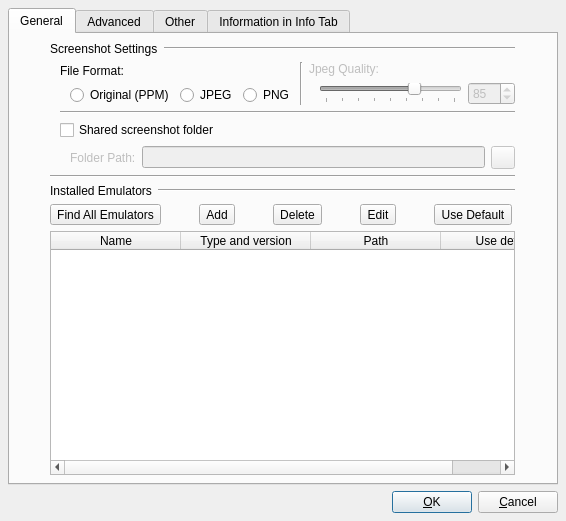
Qt form src/Advanced_Settings_Window.ui (tobimensch/aqemu) before a commit.
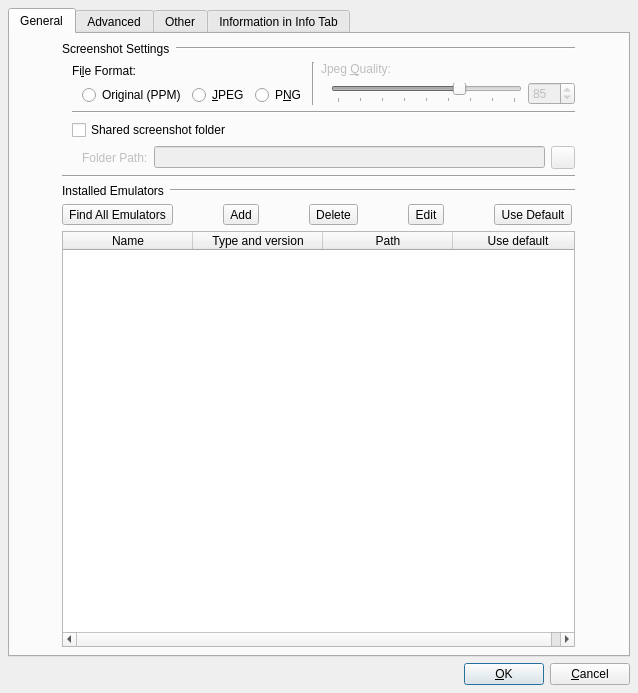
The same form after that commit. Icons and pictures are not drawn.

Patch:
```diff
--- a/src/Advanced_Settings_Window.ui
+++ b/src/Advanced_Settings_Window.ui
@@ -7,8 +7,8 @@
    <rect>
     <x>0</x>
     <y>0</y>
-    <width>566</width>
-    <height>521</height>
+    <width>638</width>
+    <height>693</height>
    </rect>
   </property>
   <property name="windowTitle">
@@ -110,7 +110,7 @@
                 </sizepolicy>
                </property>
                <property name="text">
-                <string>File Format:</string>
+                <string>Fi&amp;le Format:</string>
                </property>
                <property name="buddy">
                 <cstring>RB_Format_PPM</cstring>
@@ -132,14 +132,14 @@
                <item>
                 <widget class="QRadioButton" name="RB_Format_Jpeg">
                  <property name="text">
-                  <string>JPEG</string>
+                  <string>&amp;JPEG</string>
                  </property>
                 </widget>
                </item>
                <item>
                 <widget class="QRadioButton" name="RB_Format_PNG">
                  <property name="text">
-                  <string>PNG</string>
+                  <string>P&amp;NG</string>
                  </property>
                 </widget>
                </item>
@@ -162,7 +162,7 @@
                 <bool>false</bool>
                </property>
                <property name="text">
-                <string>Jpeg Quality:</string>
+                <string>Jpeg &amp;Quality:</string>
                </property>
                <property name="buddy">
                 <cstring>SB_Jpeg_Quality</cstring>
```
Left out of the diff: 38 changed lines with no effect on the pictures.
